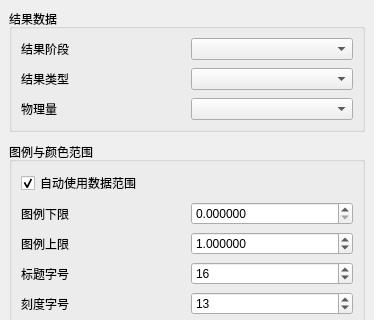
Old version of the form plugins/Base_PostProcessing/NephogramSettingWidget.ui in the repository asd977/base_cae; both pictures show x 0 to 374 and y 0 to 320 of the 374 by 860 pixel window.
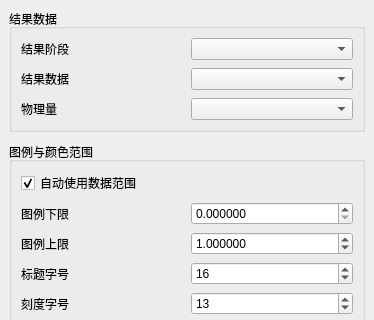
New version of the form.

Patch:
```diff
--- a/plugins/Base_PostProcessing/NephogramSettingWidget.ui
+++ b/plugins/Base_PostProcessing/NephogramSettingWidget.ui
@@ -33,7 +33,7 @@
         <property name="spacing"><number>8</number></property>
         <item row="0" column="0"><widget class="QLabel" name="label_result_dir"><property name="text"><string>结果阶段</string></property></widget></item>
         <item row="0" column="1"><widget class="QComboBox" name="resultDirComboBox"><property name="minimumSize"><size><width>10</width><height>0</height></size></property></widget></item>
-        <item row="1" column="0"><widget class="QLabel" name="label_step"><property name="text"><string>结果类型</string></property></widget></item>
+        <item row="1" column="0"><widget class="QLabel" name="label_step"><property name="text"><string>结果数据</string></property></widget></item>
         <item row="1" column="1"><widget class="QComboBox" name="stepComboBox"><property name="minimumSize"><size><width>10</width><height>0</height></size></property></widget></item>
         <item row="2" column="0"><widget class="QLabel" name="label_scalar"><property name="text"><string>物理量</string></property></widget></item>
         <item row="2" column="1"><widget class="QComboBox" name="scalarComboBox"><property name="minimumSize"><size><width>10</width><height>0</height></size></property></widget></item>
```
